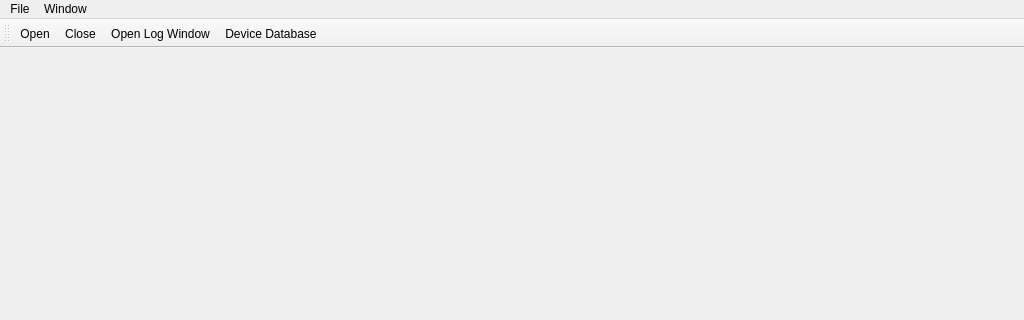
OpenZWave/ozw-admin, file ozwadmin-main/mainwindow.ui: the form before one commit; both pictures show x 0 to 1024 and y 0 to 320 of the 1024 by 800 pixel window.
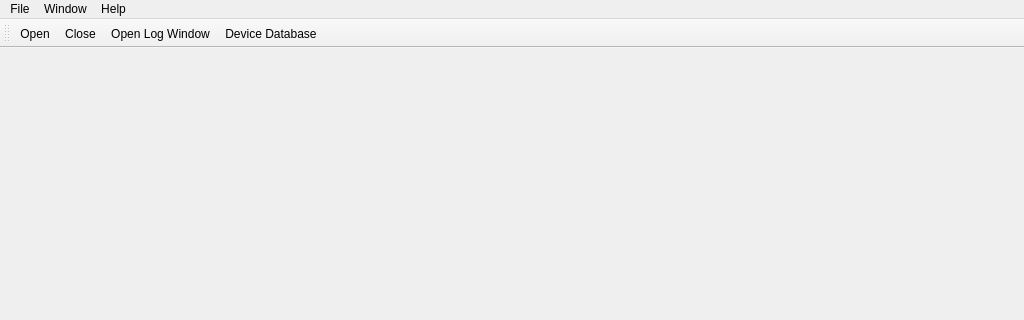
The form after the commit.

The edit to the form file:
```diff
--- a/ozwadmin-main/mainwindow.ui
+++ b/ozwadmin-main/mainwindow.ui
@@ -49,8 +49,15 @@
     <addaction name="separator"/>
     <addaction name="action_Driver_Statistics"/>
    </widget>
+   <widget class="QMenu" name="menuHelp">
+    <property name="title">
+     <string>Help</string>
+    </property>
+    <addaction name="actionAbout"/>
+   </widget>
    <addaction name="menuFile"/>
    <addaction name="menuWindow"/>
+   <addaction name="menuHelp"/>
   </widget>
   <widget class="QToolBar" name="mainToolBar">
    <attribute name="toolBarArea">
```
Left out of the diff: 5 changed lines with no effect on the pictures.
